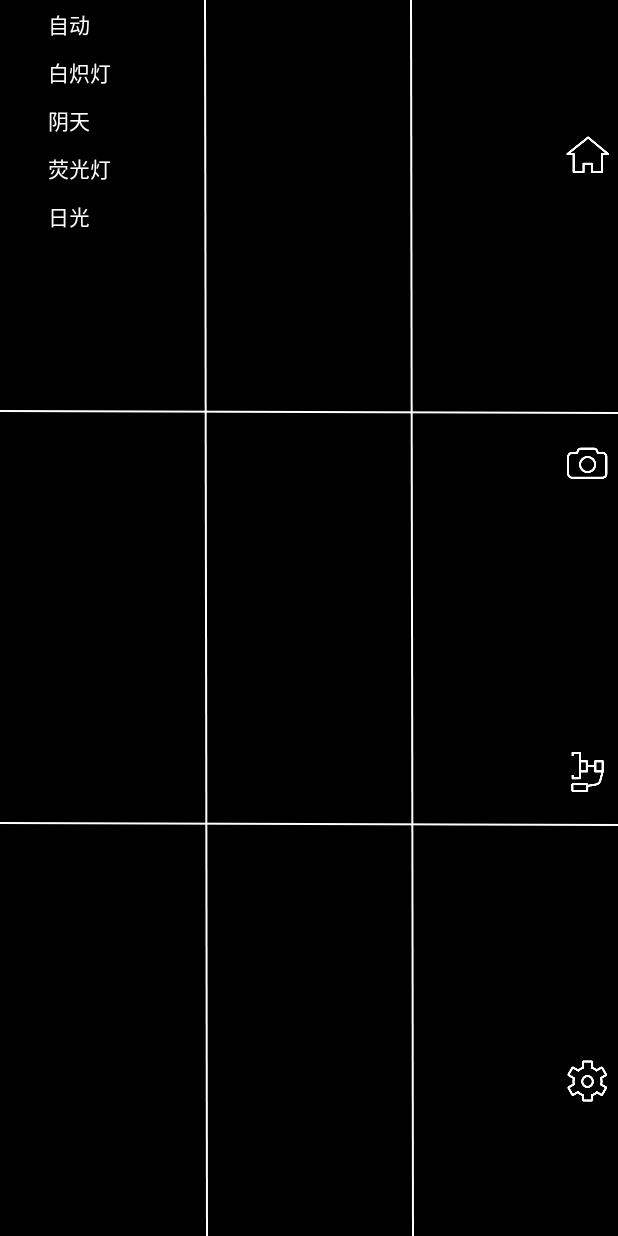
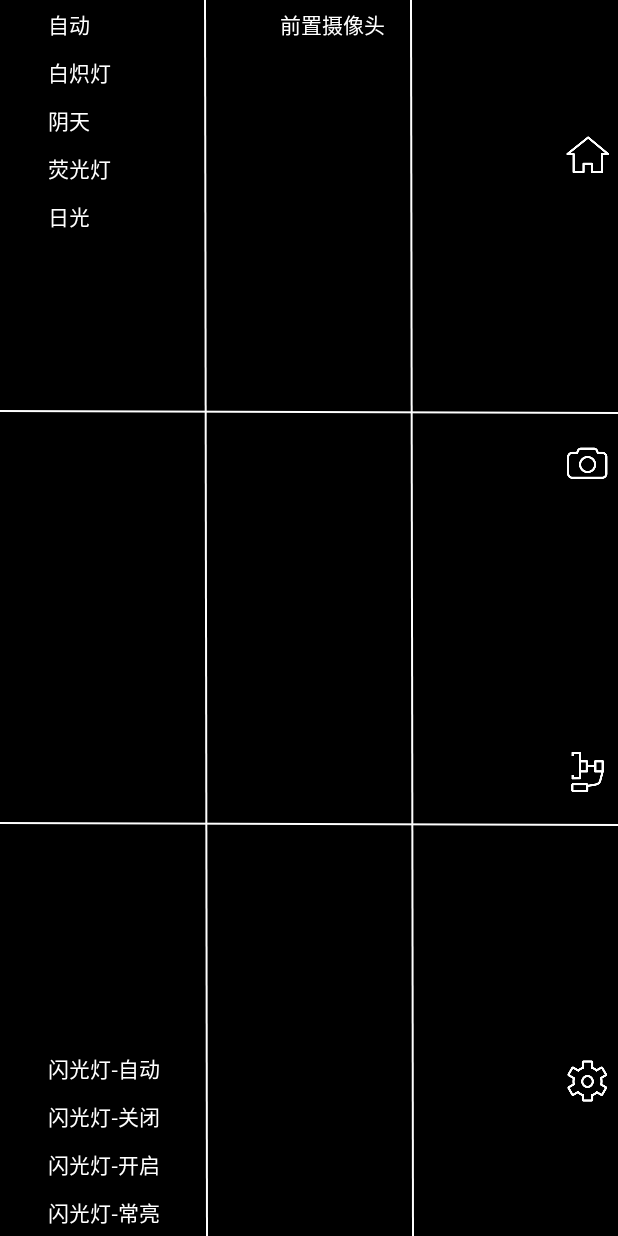
Before and after one commit to zhaolt/MobilePTZ, an Android app: the layout activity_camera.xml on its own in the app's theme, with its tools: preview values and no code run, on a phone screen of 412 x 824 dp. Run offline under Robolectric (Android 15) with nearby library versions, the phone set to English and light mode, and no system bars.

Commit message:
添加闪光灯控制；添加camera切换

```diff
--- a/app/src/main/java/com/ziguang/ptz/ui/camera/PreviewDisplayFragment.java
+++ b/app/src/main/java/com/ziguang/ptz/ui/camera/PreviewDisplayFragment.java
@@ -45,8 +45,7 @@ public class PreviewDisplayFragment extends Fragment implements TextureView.Surf
 //            }
 //        }
         int rotation = getActivity().getWindowManager().getDefaultDisplay().getRotation();
-        CameraHelper.getInstance().openCamera(UIUtils.getScreenRate(getActivity(), rotation), surface,
-                rotation, CameraHelper.PHOTO_CAMERA);
+        CameraHelper.getInstance().openCamera(surface, rotation, CameraHelper.PHOTO_CAMERA);
     }
 
     public SurfaceTexture getSurfaceTexture() {
--- a/app/src/main/res/layout/activity_camera.xml
+++ b/app/src/main/res/layout/activity_camera.xml
@@ -24,7 +24,8 @@
     <RadioGroup
         android:id="@+id/white_balance"
         android:layout_width="wrap_content"
-        android:layout_height="wrap_content">
+        android:layout_height="wrap_content"
+        android:gravity="left|top">
         <RadioButton
             android:id="@+id/white_balance_auto"
             android:layout_width="wrap_content"
@@ -56,4 +57,45 @@
             android:text="日光"
             android:textColor="#ffffff"/>
     </RadioGroup>
+
+    <RadioGroup
+        android:id="@+id/flash_group"
+        android:layout_width="wrap_content"
+        android:layout_height="wrap_content"
+        android:layout_alignParentBottom="true"
+        android:layout_alignParentLeft="true">
+        <RadioButton
+            android:id="@+id/flash_auto"
+            android:layout_width="wrap_content"
+            android:layout_height="wrap_content"
+            android:text="闪光灯-自动"
+            android:textColor="#ffffff"/>
+        <RadioButton
+            android:id="@+id/flash_off"
+            android:layout_width="wrap_content"
+            android:layout_height="wrap_content"
+            android:text="闪光灯-关闭"
+            android:textColor="#ffffff"/>
+        <RadioButton
+            android:id="@+id/flash_on"
+            android:layout_width="wrap_content"
+            android:layout_height="wrap_content"
+            android:text="闪光灯-开启"
+            android:textColor="#ffffff"/>
+        <RadioButton
+            android:id="@+id/flash_all_on"
+            android:layout_width="wrap_content"
+            android:layout_height="wrap_content"
+            android:text="闪光灯-常亮"
+            android:textColor="#ffffff"/>
+    </RadioGroup>
+
+    <CheckBox
+        android:id="@+id/checkbox"
+        android:layout_width="wrap_content"
+        android:layout_height="wrap_content"
+        android:text="前置摄像头"
+        android:textColor="#ffffff"
+        android:layout_centerHorizontal="true"
+        android:layout_alignParentTop="true"/>
 </RelativeLayout>
```
Also changed, not shown: app/src/main/java/com/ziguang/ptz/core/camera/CameraHelper.java (+54 -15 lines), app/src/main/java/com/ziguang/ptz/core/camera/CameraState.java (added, +11 -0 lines), app/src/main/java/com/ziguang/ptz/core/camera/PictureState.java (added, +12 -0 lines), app/src/main/java/com/ziguang/ptz/core/camera/VideoState.java (added, +12 -0 lines), app/src/main/java/com/ziguang/ptz/core/media/MediaRecorderWrapper.java (+18 -6 lines), app/src/main/java/com/ziguang/ptz/ui/camera/CameraActivity.java (+36 -3 lines).
